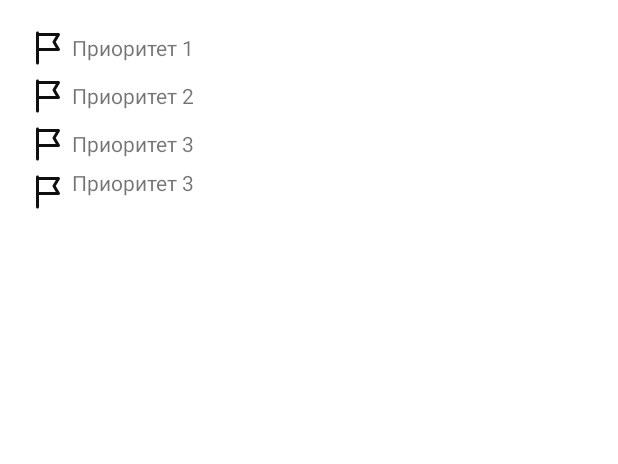
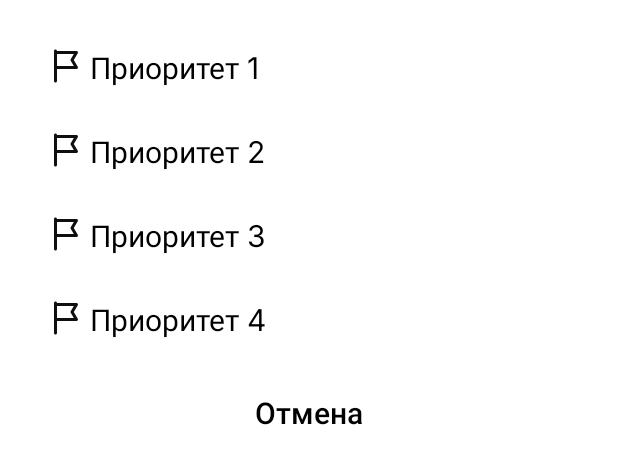
Before and after one commit to MKritskiy/CocoDo, an Android app: the layout popup_window.xml on its own in the app's theme, with its tools: preview values and no code run, on a phone screen of 412 x 824 dp. Shown: the top 464 px of the screen. Run offline under Robolectric (Android 15) with nearby library versions, the phone set to English and light mode, and no system bars.

Commit message:
beta 0.0.3

```diff
--- a/app/src/main/res/layout/activity_main.xml
+++ b/app/src/main/res/layout/activity_main.xml
@@ -5,6 +5,7 @@
     android:layout_width="match_parent"
     android:layout_height="match_parent"
     tools:context=".MainActivity">
+
 
     <androidx.fragment.app.FragmentContainerView
         android:id="@+id/contentFragment"
--- a/app/src/main/res/layout/background_dim.xml
+++ b/app/src/main/res/layout/background_dim.xml
@@ -1,5 +1,7 @@
 <?xml version="1.0" encoding="utf-8"?>
-<RelativeLayout xmlns:android="http://schemas.android.com/apk/res/android"
+<RelativeLayout
+    android:id="@+id/background_dim"
+    xmlns:android="http://schemas.android.com/apk/res/android"
     android:layout_width="match_parent"
     android:layout_height="match_parent"
     android:background="@android:color/black"
--- a/app/src/main/res/layout/popup_window.xml
+++ b/app/src/main/res/layout/popup_window.xml
@@ -2,19 +2,28 @@
 <LinearLayout xmlns:android="http://schemas.android.com/apk/res/android"
     xmlns:tools="http://schemas.android.com/tools"
     android:id="@+id/popup_menu"
-    android:layout_width="wrap_content"
+    android:layout_width="match_parent"
     android:layout_height="wrap_content"
-    android:background="@android:color/white"
-    android:gravity="center_horizontal"
+    android:gravity="bottom"
     android:orientation="vertical"
     android:padding="16dp">
 
     <LinearLayout
+        android:id="@+id/options"
+        android:layout_width="match_parent"
+        android:layout_height="wrap_content"
+        android:layout_marginBottom="8dp"
+        android:background="@drawable/rounded_corners"
+        android:backgroundTint="#FFFFFF"
+        android:orientation="vertical">
+
+        <LinearLayout
             android:id="@+id/option1"
             android:layout_width="match_parent"
-        android:layout_height="match_parent"
-        android:gravity="center"
-        android:orientation="horizontal">
+            android:layout_height="wrap_content"
+            android:gravity="center_vertical"
+            android:orientation="horizontal"
+            android:padding="12dp">
 
             <ImageView
                 android:id="@+id/option1_image"
@@ -26,16 +35,20 @@
                 android:id="@+id/option1_text"
                 android:layout_width="wrap_content"
                 android:layout_height="wrap_content"
-            android:text="Приоритет 1" />
+                android:fontFamily="@font/inter"
+                android:text="Приоритет 1"
+                android:textColor="@color/black"
+                android:textSize="20sp" />
 
         </LinearLayout>
 
         <LinearLayout
             android:id="@+id/option2"
             android:layout_width="match_parent"
-        android:layout_height="match_parent"
-        android:gravity="center"
-        android:orientation="horizontal">
+            android:layout_height="wrap_content"
+            android:gravity="center_vertical"
+            android:orientation="horizontal"
+            android:padding="12dp">
 
             <ImageView
                 android:id="@+id/option2_image"
@@ -47,16 +60,20 @@
                 android:id="@+id/option2_text"
                 android:layout_width="wrap_content"
                 android:layout_height="wrap_content"
-            android:text="Приоритет 2" />
+                android:fontFamily="@font/inter"
+                android:text="Приоритет 2"
+                android:textColor="@color/black"
+                android:textSize="20sp" />
 
         </LinearLayout>
 
         <LinearLayout
             android:id="@+id/option3"
             android:layout_width="match_parent"
-        android:layout_height="match_parent"
-        android:gravity="center"
-        android:orientation="horizontal">
+            android:layout_height="wrap_content"
+            android:gravity="center_vertical"
+            android:orientation="horizontal"
+            android:padding="12dp">
 
             <ImageView
                 android:id="@+id/option3_image"
@@ -68,29 +85,59 @@
                 android:id="@+id/option3_text"
                 android:layout_width="wrap_content"
                 android:layout_height="wrap_content"
-            android:text="Приоритет 3" />
+                android:fontFamily="@font/inter"
+                android:text="Приоритет 3"
+                android:textColor="@color/black"
+                android:textSize="20sp" />
 
         </LinearLayout>
 
         <LinearLayout
             android:id="@+id/option4"
             android:layout_width="match_parent"
-        android:layout_height="match_parent"
-        android:orientation="horizontal">
+            android:layout_height="wrap_content"
+            android:gravity="center_vertical"
+            android:orientation="horizontal"
+            android:padding="12dp">
 
             <ImageView
                 android:id="@+id/option4_image"
                 android:layout_width="wrap_content"
                 android:layout_height="wrap_content"
-            android:layout_weight="1"
                 android:src="@drawable/flag_empty" />
 
             <TextView
                 android:id="@+id/option4_text"
                 android:layout_width="wrap_content"
                 android:layout_height="wrap_content"
-            android:layout_weight="1"
-            android:text="Приоритет 3" />
+                android:fontFamily="@font/inter"
+                android:text="Приоритет 4"
+                android:textColor="@color/black"
+                android:textSize="20sp" />
+
         </LinearLayout>
 
     </LinearLayout>
+
+    <LinearLayout
+        android:id="@+id/cancel"
+        android:layout_width="match_parent"
+        android:layout_height="wrap_content"
+        android:background="@drawable/rounded_corners"
+        android:backgroundTint="#FFFFFF"
+        android:orientation="horizontal"
+        android:padding="12dp">
+
+        <TextView
+            android:id="@+id/cancel_text"
+            android:layout_width="wrap_content"
+            android:layout_height="wrap_content"
+            android:layout_weight="1"
+            android:fontFamily="@font/inter_semibold"
+            android:text="Отмена"
+            android:textAlignment="center"
+            android:textColor="@color/black"
+            android:textSize="20sp" />
+    </LinearLayout>
+
+</LinearLayout>
--- a/app/src/main/res/layout/task_details_fragment.xml
+++ b/app/src/main/res/layout/task_details_fragment.xml
@@ -175,6 +175,7 @@
                 android:id="@+id/priority_image"
                 android:layout_width="wrap_content"
                 android:layout_height="wrap_content"
+                android:clickable="false"
                 app:srcCompat="@drawable/flag_red" />
 
             <TextView
@@ -182,8 +183,8 @@
                 android:layout_width="wrap_content"
                 android:layout_height="wrap_content"
                 android:layout_marginLeft="8dp"
+                android:clickable="false"
                 android:fontFamily="@font/inter"
-                android:onClick="onPriorityClicked"
                 android:text="Приоритет задачи"
                 android:textColor="@color/black"
                 android:textSize="14sp" />
```
Also changed, not shown: app/src/main/java/com/example/cocodo/MainActivity.java (+25 -21 lines), app/src/main/java/com/example/cocodo/ui/fragments/DetailsTaskFragment.java (+7 -1 lines). Lines whose indentation alone changed are shown as unchanged.
